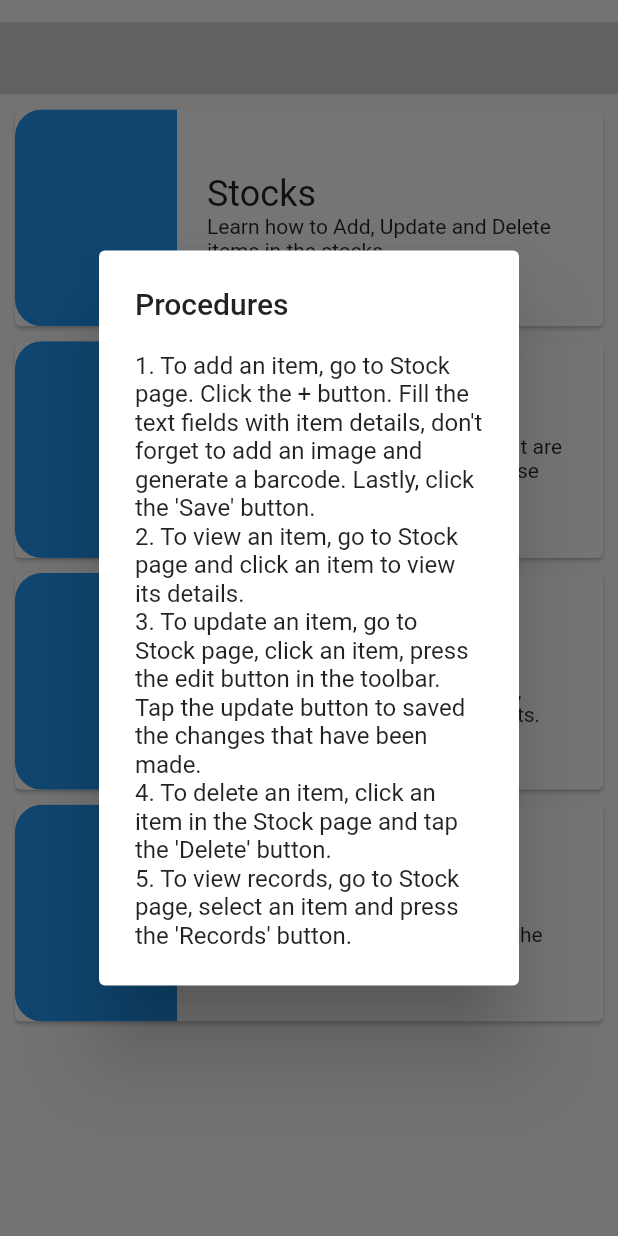
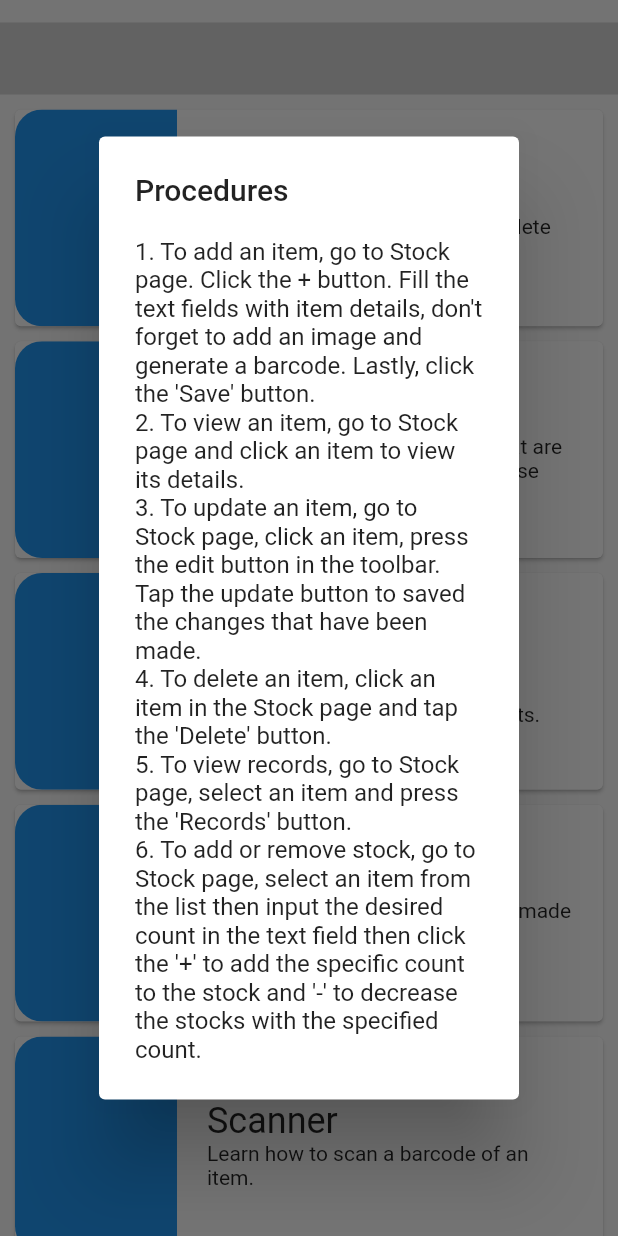
Before and after one commit to ORBIT-Ai/ags_ims, a Flutter app: the HelpPage widget shown alone on an empty page, opened directly, after a tap on "Stocks", on a phone screen of 412 x 824 dp. Run offline on Flutter 3.47's test engine with Material 2 defaults, Android fonts, the phone set to English and light mode, and no system bars; our stand-ins replace audio_video_progress_bar, cached_network_image, cloud_firestore, firebase_auth, firebase_core, firebase_storage and 9 more; missing offline and left inert: barcode_image, firebase_app_check, flutter_barcode_scanner, photofilters; accounts and stored records are empty; statements that could not run were skipped.

Commit message:
Updated Help Procedures Dialog

```diff
--- a/lib/views/home_pages/help_page.dart
+++ b/lib/views/home_pages/help_page.dart
@@ -74,7 +74,7 @@ class _HelpPageState extends State<HelpPage> {
       GridView.builder(
         shrinkWrap: true,
         physics: NeverScrollableScrollPhysics(),
-        itemCount: 4,
+        itemCount: 6,
         itemBuilder: (context, i) {
           final icon = i == 0
               ? MdiIcons.archive
@@ -84,7 +84,11 @@ class _HelpPageState extends State<HelpPage> {
                       ? MdiIcons.printer
                       : i == 3
                           ? MdiIcons.history
-                          : null;
+                          : i == 4
+                              ? MdiIcons.barcodeScan
+                              : i == 5
+                                  ? MdiIcons.account
+                                  : null;
 
           final title = i == 0
               ? "Stocks"
@@ -94,17 +98,25 @@ class _HelpPageState extends State<HelpPage> {
                       ? "Print"
                       : i == 3
                           ? "History"
-                          : null;
+                          : i == 4
+                              ? "Scanner"
+                              : i == 5
+                                  ? "Account"
+                                  : null;
 
           final subhead = i == 0
               ? "Learn how to Add, Update and Delete items in the stocks."
               : i == 1
                   ? "Learn how to review the items that are present in the warehouse and those that are out-of-stock."
                   : i == 2
-                      ? "Learn how to  export or print daily, weekly, monthly and annual reports."
+                      ? "Learn how to export or print daily, weekly, monthly and annual reports."
                       : i == 3
-                          ? "Learn how to  view recent actions made by other employees within the ecosystem."
-                          : null;
+                          ? "Learn how to view recent actions made by other employees within the ecosystem."
+                          : i == 4
+                              ? "Learn how to scan a barcode of an item."
+                              : i == 5
+                                  ? "Learn how to manage your account."
+                                  : null;
 
           return GestureDetector(
             onTap: () {
@@ -172,13 +184,35 @@ class _HelpPageState extends State<HelpPage> {
             "To view an item, go to Stock page and click an item to view its details.",
             "To update an item, go to Stock page, click an item, press the edit button in the toolbar. Tap the update button to saved the changes that have been made.",
             "To delete an item, click an item in the Stock page and tap the 'Delete' button.",
-            "To view records, go to Stock page, select an item and press the 'Records' button."
+            "To view records, go to Stock page, select an item and press the 'Records' button.",
+            "To add or remove stock, go to Stock page, select an item from the list then input the desired count in the text field then click the '+' to add the specific count to the stock and '-' to decrease the stocks with the specified count."
           ]
         : position == 1
-            ? ['']
+            ? [
+                "To view on hand items, go to Sales page and click the 'On Hand' card.",
+                "To view stock out items, go to Sales page and click the 'Stock Out' card."
+              ]
             : position == 2
-                ? ['']
-                : [''];
+                ? [
+                    "To print daily reports, go to Print page and select the 'Daily' card, tap the 'Printer' icon in the bottom toolbar to print the report as PDF.",
+                    "To print weekly reports, go to Print page and select the 'Weekly' card, tap the 'Printer' icon in the bottom toolbar to print the report as PDF.",
+                    "To print monthly reports, go to Print page and select the 'Monthly' card, tap the 'Printer' icon in the bottom toolbar to print the report as PDF.",
+                    "To print annual reports, go to Print page and select the 'Annual' card, tap the 'Printer' icon in the bottom toolbar to print the report as PDF."
+                  ]
+                : position == 3
+                    ? [
+                        "To review recent actions taken by other users, go to History page."
+                      ]
+                    : position == 4
+                        ? [
+                            "To scan a barcode of an item, go to Scanner page, click the 'Scan Barcode' button, point the camera to the barcode. After scanning the barcode, it will automatically show the item details."
+                          ]
+                        : [
+                            "To Manage your account, tap the position badge under your name in the side bar.",
+                            "To update your account, click the 'Update Account' button, update the details. You can also change your profile photo by clicking the 'Change Photo' button, click 'Save' to upload the changes.",
+                            "To logout, click 'Logout' button.",
+                            "To delete your account permanently, click the 'Delete Account' button and re-enter your credentials, click 'Delete Account' button to proceed."
+                          ];
     return showDialog(
       context: context,
       builder: (context) => new AlertDialog(
```
